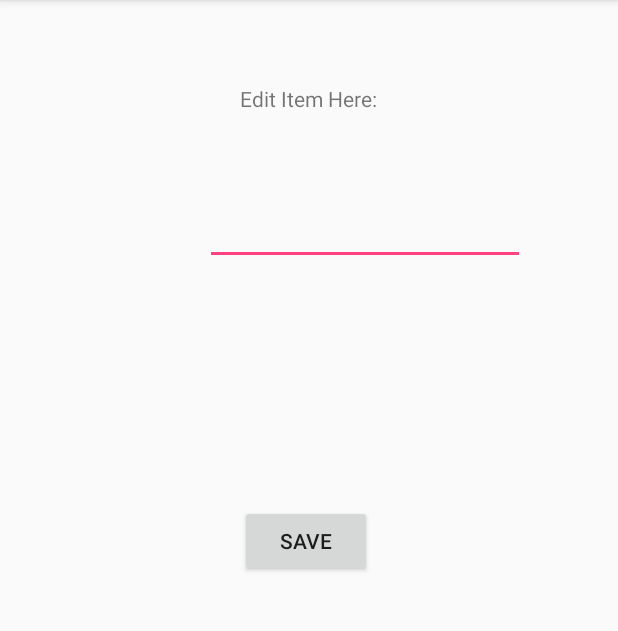
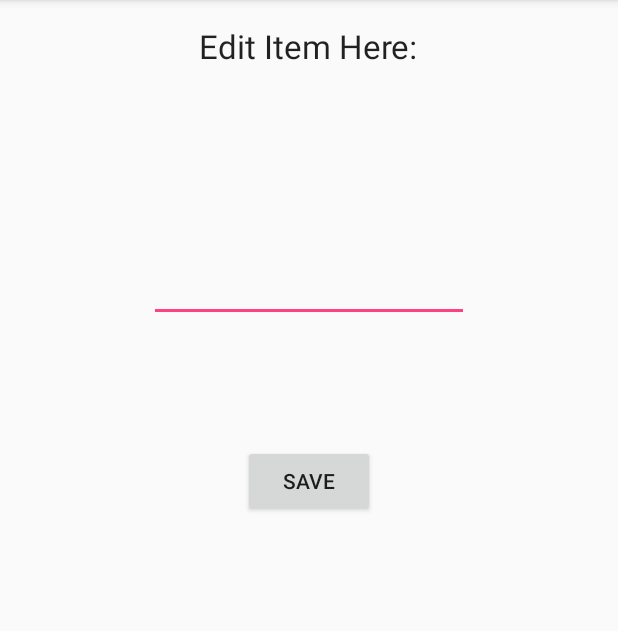
Before and after one commit to nitiverma/ToDoApp, an Android app: the EditItemActivity screen opened directly, with no data from a screen before it, on a phone screen of 412 x 824 dp, the part 84-715 px from its top. Run offline under Robolectric (Android 15) with nearby library versions, the phone set to English and light mode, and no system bars; 1 statement that could not run was skipped.

Commit message:
[TodoApp] Style changes. Updated Readme.

```diff
--- a/SimpleTodo/app/src/main/java/com/nitiverma/simpletodo/EditItemActivity.java
+++ b/SimpleTodo/app/src/main/java/com/nitiverma/simpletodo/EditItemActivity.java
@@ -19,7 +19,7 @@ public class EditItemActivity extends AppCompatActivity {
         setContentView(R.layout.activity_edit_item);
         String inputString = getOriginalItemString();
         EditText eiEditText = (EditText)findViewById(R.id.eiEditText);
-        eiEditText.setText(inputString);
+        eiEditText.setHint(inputString);
     }
 
     public void onSaveItem(View v){
--- a/SimpleTodo/app/src/main/res/layout/activity_edit_item.xml
+++ b/SimpleTodo/app/src/main/res/layout/activity_edit_item.xml
@@ -13,35 +13,30 @@
     <TextView
         android:layout_width="wrap_content"
         android:layout_height="wrap_content"
-        android:layout_alignParentTop="true"
         android:layout_centerHorizontal="true"
-        android:layout_marginTop="40dp"
         android:id="@+id/eitextView"
         android:contentDescription="Edit Item Text View"
-        android:text="Edit Item Here:" />
+        android:text="Edit Item Here:"
+        android:textAppearance="@android:style/TextAppearance.Material.Large" />
 
     <Button
         android:text="Save"
         android:layout_width="wrap_content"
         android:layout_height="wrap_content"
-        android:layout_marginTop="160dp"
+        android:layout_marginTop="82dp"
         android:id="@+id/eiButton"
         android:onClick="onSaveItem"
         android:layout_below="@+id/eiEditText"
-        android:layout_alignLeft="@+id/eitextView"
-        android:layout_alignStart="@+id/eitextView" />
+        android:layout_centerHorizontal="true" />
 
     <EditText
         android:layout_width="wrap_content"
         android:layout_height="wrap_content"
         android:inputType="textPersonName"
-        android:text="Edit item here:"
         android:ems="10"
         android:id="@+id/eiEditText"
-        android:layout_marginTop="56dp"
+        android:layout_marginTop="124dp"
+        android:hint="Edit item here:"
         android:layout_below="@+id/eitextView"
-        android:layout_alignParentRight="true"
-        android:layout_alignParentEnd="true"
-        android:layout_marginRight="46dp"
-        android:layout_marginEnd="46dp" />
+        android:layout_centerHorizontal="true" />
 </RelativeLayout>
--- a/SimpleTodo/app/src/main/res/layout/activity_main.xml
+++ b/SimpleTodo/app/src/main/res/layout/activity_main.xml
@@ -38,10 +38,9 @@
     <ListView
         android:layout_width="match_parent"
         android:layout_height="match_parent"
-        android:layout_alignParentTop="true"
+        android:id="@+id/lvItems"
+        android:layout_above="@+id/etEditText"
         android:layout_alignParentLeft="true"
-        android:layout_alignParentStart="true"
-        android:layout_above="@+id/btnAddItem"
-        android:id="@+id/lvItems" />
+        android:layout_alignParentStart="true" />
 
 </RelativeLayout>
```
Also changed, not shown: 1 other file.
